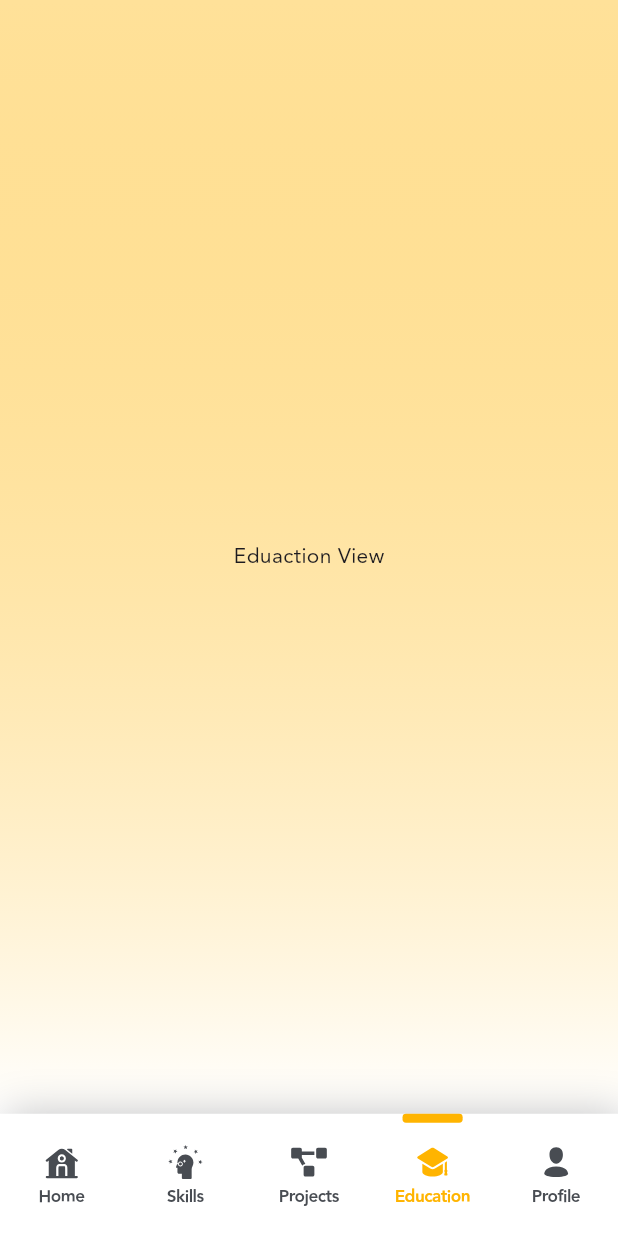
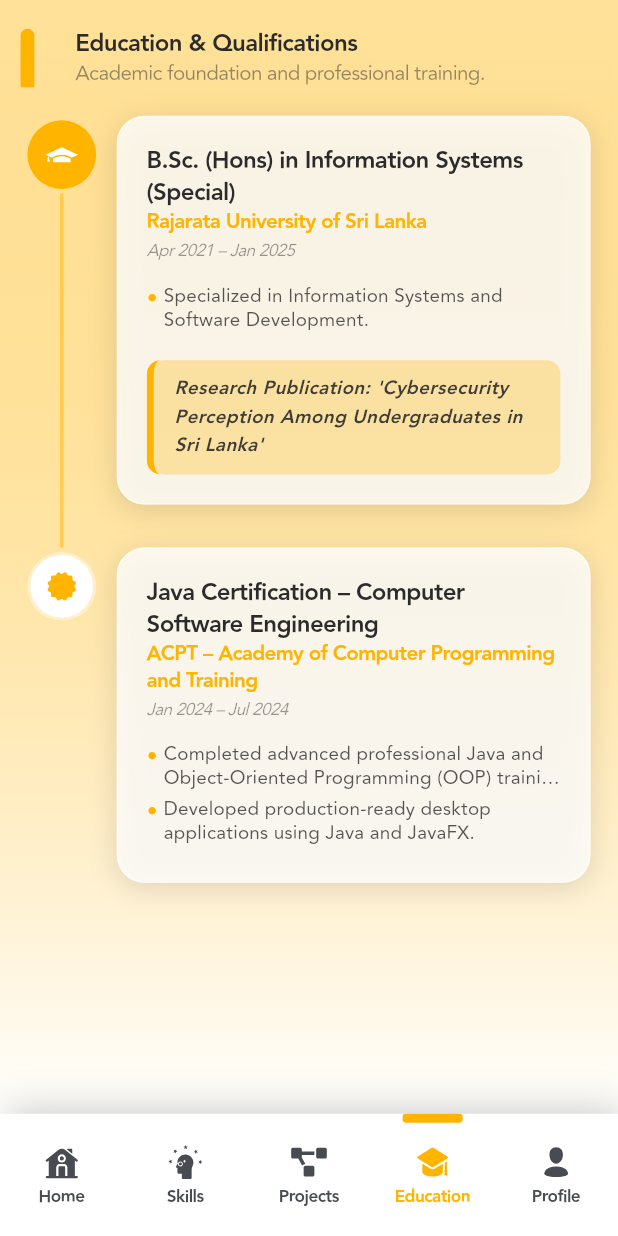
Before and after one commit to DMPDissanayake/Dmp_Portfolio_App, a Flutter app: the screen it shows after launch, item 4 of the bottom bar chosen, on a phone screen of 412 x 824 dp. Run offline on Flutter 3.47's test engine with Material 3 defaults, Android fonts, the phone set to English and light mode, and no system bars; our stand-ins replace bloc, fl_chart, flutter_bloc, flutter_screenutil, flutter_svg, go_router and 3 more; network calls fail.

Commit message:
Education Section UI Developmet.

```diff
--- /dev/null
+++ b/lib/features/education/data/models/eduacation_item_model.dart
@@ -0,0 +1,21 @@
+import 'package:flutter/material.dart';
+
+class EduacationItemModel {
+  final String title;
+  final String institution;
+  final String dateRange;
+  final List<String> bulletPoints;
+  final IconData icon;
+
+  // Optional field for special callouts like Research Publications
+  final String? highlightBoxText;
+
+  EduacationItemModel({
+    required this.title,
+    required this.institution,
+    required this.dateRange,
+    required this.bulletPoints,
+    required this.icon,
+    this.highlightBoxText,
+  });
+}
--- a/lib/features/education/presentation/screen/eduaction_view.dart
+++ b/lib/features/education/presentation/screen/eduaction_view.dart
@@ -1,7 +1,11 @@
+import 'package:dmpportfolioapp/features/education/data/models/eduacation_item_model.dart';
 import 'package:dmpportfolioapp/features/education/presentation/bloc/edaduation_bloc.dart';
+import 'package:dmpportfolioapp/features/education/presentation/widgets/eduaction_title_widget.dart';
+import 'package:dmpportfolioapp/features/education/presentation/widgets/education_qualifications_section.dart';
 import 'package:dmpportfolioapp/utils/app_colors.dart';
 import 'package:flutter/material.dart';
 import 'package:flutter_bloc/flutter_bloc.dart';
+import 'package:flutter_screenutil/flutter_screenutil.dart';
 
 class EduactionView extends StatefulWidget {
   final Function(int, {dynamic data}) onChangeTab;
@@ -14,6 +18,31 @@
 
 class _EduactionViewState extends State<EduactionView> {
   final EdaduationBloc _bloc = EdaduationBloc();
+
+  final List<EduacationItemModel> mockTimelineData = [
+    EduacationItemModel(
+      title: "B.Sc. (Hons) in Information Systems (Special)",
+      institution: "Rajarata University of Sri Lanka",
+      dateRange: "Apr 2021 – Jan 2025",
+      icon: Icons.school_rounded, // Graduation cap icon
+      bulletPoints: [
+        "Specialized in Information Systems and Software Development.",
+      ],
+      highlightBoxText:
+          "Research Publication: 'Cybersecurity Perception Among Undergraduates in Sri Lanka'",
+    ),
+    EduacationItemModel(
+      title: "Java Certification – Computer Software Engineering",
+      institution: "ACPT – Academy of Computer Programming and Training",
+      dateRange: "Jan 2024 – Jul 2024",
+      icon: Icons.emoji_events_outlined, // Certificate ribbon/badge style icon
+      bulletPoints: [
+        "Completed advanced professional Java and Object-Oriented Programming (OOP) training.",
+        "Developed production-ready desktop applications using Java and JavaFX.",
+      ],
+      highlightBoxText: null, // No research box for this one
+    ),
+  ];
   @override
   Widget build(BuildContext context) {
     return Scaffold(
@@ -28,8 +57,15 @@
             child: BlocListener<EdaduationBloc, EdaduationState>(
               listener: (_, state) {},
               child: Column(
-                mainAxisAlignment: MainAxisAlignment.center,
-                children: [Text('Eduaction View')],
+                children: [
+                  SizedBox(height: 16.h),
+                  const EduactionTitleSkilCard(
+                    title: 'Education & Qualifications',
+                    subtitle: 'Academic foundation and professional training.',
+                  ),
+                  SizedBox(height: 16.h),
+                  EaduationSection(data: mockTimelineData),
+                ],
               ),
             ),
           ),
--- /dev/null
+++ b/lib/features/education/presentation/widgets/eduaction_detaile_card.dart
@@ -0,0 +1,151 @@
+import 'package:dmpportfolioapp/features/education/data/models/eduacation_item_model.dart';
+import 'package:dmpportfolioapp/utils/app_colors.dart';
+import 'package:dmpportfolioapp/utils/app_dimensions.dart';
+import 'package:flutter/material.dart';
+import 'package:flutter_screenutil/flutter_screenutil.dart';
+
+class EduactionDetaileCard extends StatelessWidget {
+  final EduacationItemModel data;
+  const EduactionDetaileCard({super.key, required this.data});
+
+  @override
+  Widget build(BuildContext context) {
+    return Container(
+      // Removed width: double.infinity to let Expanded safely manage layout constraints
+      decoration: BoxDecoration(
+        color: AppColors.initColors().nonChangeWhite.withOpacity(0.8),
+        borderRadius: BorderRadius.circular(
+          16.r,
+        ), // Standard matching corner curves
+        border: Border.all(
+          width: 1,
+          color: AppColors.initColors().nonChangeWhite.withOpacity(0.5),
+        ),
+        boxShadow: [
+          BoxShadow(
+            color: AppColors.initColors().nonChangeBlack.withOpacity(0.12),
+            offset: const Offset(0, 4),
+            blurRadius: 16,
+          ),
+        ],
+      ),
+      child: Padding(
+        padding: EdgeInsets.all(16.h),
+        child: Column(
+          crossAxisAlignment: CrossAxisAlignment.start,
+          children: [
+            // Row Layout for Header Items
+            Text(
+              data.title,
+              style: TextStyle(
+                fontWeight: FontWeight.bold,
+                fontSize: AppDimensions.kFontSize14,
+                height: AppDimensions.kLineHeight14(18),
+                letterSpacing: AppDimensions.kLetterSpacing14(-2.5),
+                color: AppColors.initColors().textBlackColor1,
+              ),
+            ),
+
+            Text(
+              data.institution,
+              style: TextStyle(
+                fontWeight: FontWeight.bold,
+                fontSize: AppDimensions.kFontSize12,
+                height: AppDimensions.kLineHeight14(18),
+                letterSpacing: AppDimensions.kLetterSpacing14(-2.5),
+                color: AppColors.initColors().primaryColor,
+              ),
+            ),
+
+            SizedBox(height: 2.h),
+            // Period / Date Range duration text
+            Text(
+              data.dateRange,
+              style: TextStyle(
+                fontWeight: FontWeight.w400,
+                fontSize: AppDimensions.kFontSize10,
+                height: AppDimensions.kLineHeight14(18),
+                letterSpacing: AppDimensions.kLetterSpacing14(-2.5),
+                fontStyle: FontStyle.italic,
+                color: AppColors.initColors().nonChangeBlack.withOpacity(0.4),
+              ),
+            ),
+            SizedBox(height: 12.h),
+            // Description Text Block
+            Column(
+              crossAxisAlignment: CrossAxisAlignment.start,
+              children: data.bulletPoints.map((highlight) {
+                return Padding(
+                  padding: EdgeInsets.only(bottom: 4.h),
+                  child: Row(
+                    crossAxisAlignment: CrossAxisAlignment.start,
+                    children: [
+                      Text(
+                        '• ',
+                        style: TextStyle(
+                          fontSize: AppDimensions.kFontSize12,
+                          height: 1.4,
+                          color: AppColors.initColors().primaryColor,
+                        ),
+                      ),
+                      Expanded(
+                        child: Text(
+                          highlight,
+                          maxLines: 2,
+                          overflow: TextOverflow.ellipsis,
+                          style: TextStyle(
+                            fontWeight: FontWeight.w500,
+                            fontSize: AppDimensions.kFontSize11,
+                            height: AppDimensions.kLineHeight14(18),
+                            letterSpacing: AppDimensions.kLetterSpacing14(1),
+                            color: AppColors.initColors().textBlackColor1
+                                .withOpacity(0.8),
+                          ),
+                        ),
+                      ),
+                    ],
+                  ),
+                );
+              }).toList(),
+            ),
+            if (data.highlightBoxText != null)
+              Column(
+                children: [
+                  SizedBox(height: 12.h),
+                  Container(
+                    padding: EdgeInsets.symmetric(
+                      horizontal: 12.w,
+                      vertical: 8.h,
+                    ),
+                    decoration: BoxDecoration(
+                      color: AppColors.initColors().primaryColor.withOpacity(
+                        0.3,
+                      ),
+                      borderRadius: BorderRadius.circular(8.r),
+                      border: Border(
+                        left: BorderSide(
+                          width: 4.w,
+                          color: AppColors.initColors().primaryColor,
+                        ),
+                      ),
+                    ),
+                    child: Text(
+                      data.highlightBoxText!,
+                      style: TextStyle(
+                        fontWeight: FontWeight.w600,
+                        fontSize: AppDimensions.kFontSize11,
+                        height: 1.5,
+                        color: AppColors.initColors().textBlackColor1
+                            .withOpacity(0.9),
+                        fontStyle: FontStyle.italic,
+                      ),
+                    ),
+                  ),
+                ],
+              ),
+          ],
+        ),
+      ),
+    );
+  }
+}
--- /dev/null
+++ b/lib/features/education/presentation/widgets/eduaction_title_widget.dart
@@ -0,0 +1,68 @@
+import 'package:dmpportfolioapp/utils/app_colors.dart';
+import 'package:dmpportfolioapp/utils/app_dimensions.dart';
+import 'package:flutter/material.dart';
+import 'package:flutter_screenutil/flutter_screenutil.dart';
+
+class EduactionTitleSkilCard extends StatelessWidget {
+  final String title;
+  final String subtitle;
+  const EduactionTitleSkilCard({
+    super.key,
+    required this.title,
+    required this.subtitle,
+  });
+
+  @override
+  Widget build(BuildContext context) {
+    return IntrinsicHeight(
+      child: Row(
+        children: [
+          Container(
+            height: double.infinity,
+            width: 8.w,
+            margin: EdgeInsets.symmetric(horizontal: 12.w),
+            decoration: BoxDecoration(
+              color: AppColors.initColors().primaryColor,
+              borderRadius: BorderRadius.only(
+                topLeft: Radius.circular(16.r),
+                topRight: Radius.circular(16.r),
+              ),
+            ),
+          ),
+          SizedBox(width: 12.w),
+          Expanded(
+            child: Column(
+              crossAxisAlignment: CrossAxisAlignment.start,
+              mainAxisAlignment: MainAxisAlignment.center,
+              children: [
+                Text(
+                  title,
+                  style: TextStyle(
+                    fontWeight: FontWeight.bold,
+                    fontSize: AppDimensions.kFontSize14,
+                    height: AppDimensions.kLineHeight14(18),
+                    letterSpacing: AppDimensions.kLetterSpacing14(-2.5),
+                    color: AppColors.initColors().textBlackColor1,
+                  ),
+                ),
+                //SizedBox(height: 4.w),
+                Text(
+                  subtitle,
+                  style: TextStyle(
+                    fontWeight: FontWeight.w400,
+                    fontSize: AppDimensions.kFontSize12,
+                    height: AppDimensions.kLineHeight14(18),
+                    letterSpacing: AppDimensions.kLetterSpacing14(-2.5),
+                    color: AppColors.initColors().textBlackColor1.withOpacity(
+                      0.5,
+                    ),
+                  ),
+                ),
+              ],
+            ),
+          ),
+        ],
+      ),
+    );
+  }
+}
--- /dev/null
+++ b/lib/features/education/presentation/widgets/education_qualifications_section.dart
@@ -0,0 +1,93 @@
+import 'package:dmpportfolioapp/features/education/data/models/eduacation_item_model.dart';
+import 'package:dmpportfolioapp/features/education/presentation/widgets/eduaction_detaile_card.dart';
+import 'package:dmpportfolioapp/utils/app_colors.dart';
+import 'package:dmpportfolioapp/utils/app_images.dart';
+import 'package:flutter/material.dart';
+import 'package:flutter_screenutil/flutter_screenutil.dart';
+import 'package:flutter_svg/svg.dart';
+
+class EaduationSection extends StatelessWidget {
+  final List<EduacationItemModel> data;
+  const EaduationSection({super.key, required this.data});
+
+  @override
+  Widget build(BuildContext context) {
+    return Padding(
+      padding: EdgeInsets.symmetric(horizontal: 16.w),
+      child: ListView.builder(
+        shrinkWrap: true,
+        physics: const NeverScrollableScrollPhysics(),
+        itemCount: data.length,
+        itemBuilder: (context, index) {
+          final eduaction = data[index];
+          final isFirst = index == 0;
+          final isLast = index == data.length - 1;
+
+          // IntrinsicHeight ensures the timeline line stretches exactly to the card height
+          return IntrinsicHeight(
+            child: Row(
+              crossAxisAlignment: CrossAxisAlignment.stretch,
+              children: [
+                // Left timeline icon & line column
+                SizedBox(
+                  width: 40.w, // Fixed width for timeline tracks
+                  child: Column(
+                    children: [
+                      // Icon Node circle indicator
+                      Container(
+                        padding: EdgeInsets.all(8.h),
+                        decoration: BoxDecoration(
+                          color: isFirst
+                              ? AppColors.initColors().primaryColor
+                              : AppColors.initColors().nonChangeWhite,
+                          shape: BoxShape
+                              .circle, // Use circle for a pixel perfect indicator
+                          border: Border.all(
+                            width: 2,
+                            color: AppColors.initColors().primaryColor
+                                .withOpacity(0.2),
+                          ),
+                        ),
+                        child: SvgPicture.asset(
+                          isFirst
+                              ? AppImages.svgUniversity
+                              : AppImages.svgCertification,
+                          height: 24.h,
+                          width: 24.h,
+                          colorFilter: ColorFilter.mode(
+                            isFirst
+                                ? AppColors.initColors().nonChangeWhite
+                                : AppColors.initColors().primaryColor,
+                            BlendMode.srcIn,
+                          ),
+                        ),
+                      ),
+                      // Timeline Connecting Line
+                      if (!isLast)
+                        Expanded(
+                          child: Container(
+                            width: 2.w,
+                            color: AppColors.initColors().primaryColor
+                                .withOpacity(0.5),
+                          ),
+                        ),
+                    ],
+                  ),
+                ),
+                SizedBox(width: 12.w),
+
+                // Right content side card wrapped in Expanded to prevent layout overflows
+                Expanded(
+                  child: Padding(
+                    padding: EdgeInsets.only(bottom: 24.h),
+                    child: EduactionDetaileCard(data: eduaction),
+                  ),
+                ),
+              ],
+            ),
+          );
+        },
+      ),
+    );
+  }
+}
--- a/lib/utils/app_images.dart
+++ b/lib/utils/app_images.dart
@@ -33,6 +33,8 @@
   static const String svgTime = 'images/svg/svg_time.svg';
   static const String svgAI = 'images/svg/svg_ai.svg';
   static const String svgCompany = 'images/svg/svg_company.svg';
+  static const String svgUniversity = 'images/svg/svg_university.svg';
+  static const String svgCertification = 'images/svg/svg_certification.svg';
 
   /// Animetion
   static const String mADevelopment =
```
Also changed, not shown: images/svg/svg_certification.svg (added), images/svg/svg_university.svg (added).
